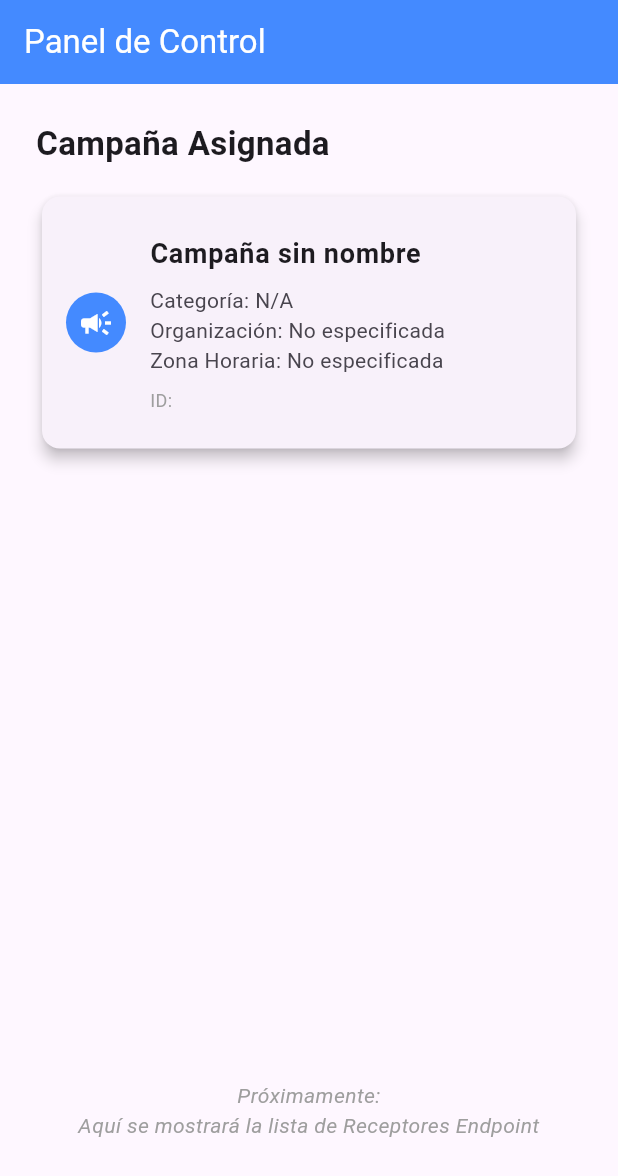
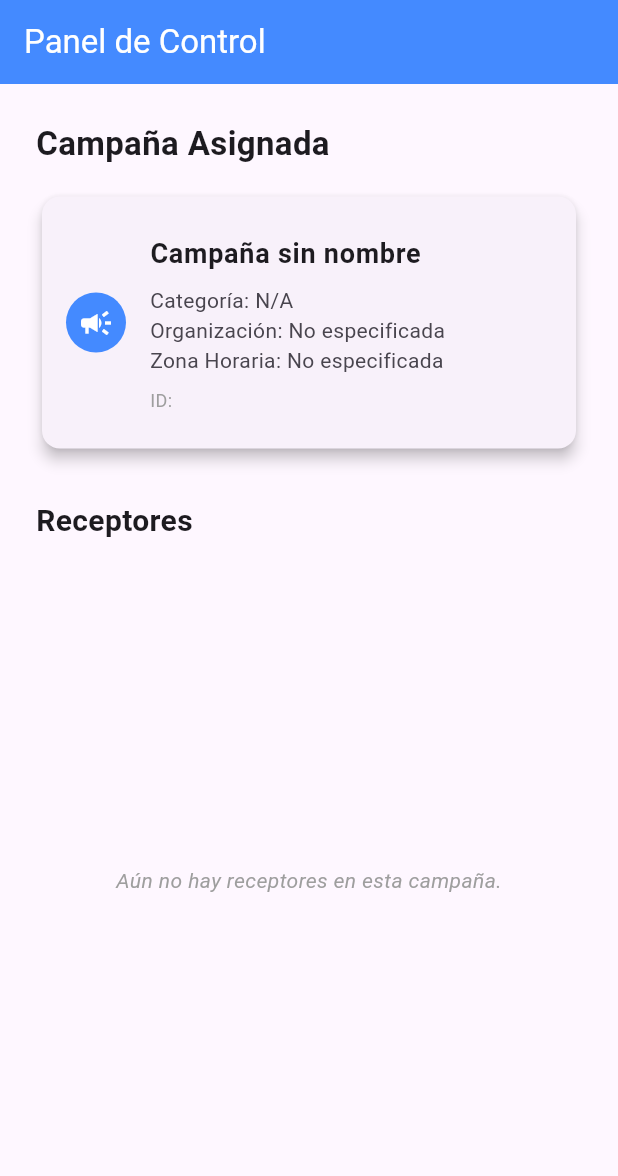
Before and after one commit to EnriquePDabird/lightweight-SAVIA, a Flutter app: the HomeScreen screen opened directly with empty values, on a phone screen of 412 x 824 dp. Shown: the top 1176 px of the screen. Run offline on Flutter 3.47's test engine with Material 3 defaults, Android fonts, the phone set to English and light mode, and no system bars; our stand-ins replace cloud_firestore, firebase_auth, firebase_core; accounts and stored records are empty.

Commit message:
Escucha de receptores

```diff
--- a/lib/screens/home/home_screen.dart
+++ b/lib/screens/home/home_screen.dart
@@ -2,7 +2,7 @@ import 'package:flutter/material.dart';
 import '../../services/firestore_service.dart';
 
 class HomeScreen extends StatelessWidget {
-  final String campaignId; // Recibiremos este dato desde el Login
+  final String campaignId;
 
   const HomeScreen({super.key, required this.campaignId});
 
@@ -17,43 +17,23 @@ class HomeScreen extends StatelessWidget {
       body: FutureBuilder<Map<String, dynamic>?>(
         future: FirestoreService().getCampaignById(campaignId),
         builder: (context, snapshot) {
-          // 1. Mientras está cargando...
           if (snapshot.connectionState == ConnectionState.waiting) {
             return const Center(child: CircularProgressIndicator());
           }
 
-          // 2. Si hubo un error o la campaña no existe...
           if (snapshot.hasError || !snapshot.hasData || snapshot.data == null) {
-            return const Center(
-              child: Text('No se pudo cargar la información de la campaña.'),
-            );
+            return const Center(child: Text('No se pudo cargar la información de la campaña.'));
           }
 
-          // 3. ¡Éxito! Tenemos los datos
           final campaignData = snapshot.data!;
-
-          // Extraemos y validamos los datos (si están vacíos, ponemos un texto por defecto)
-          final String campaignName =
-              (campaignData['name'] == null || campaignData['name'] == "")
-              ? "Campaña sin nombre"
-              : campaignData['name'];
-          final String category =
-              (campaignData['category'] == null ||
-                  campaignData['category'] == "")
-              ? "N/A"
-              : campaignData['category'];
-
-          // NUEVO: Extraemos la organización y la zona horaria
-          final String organization =
-              (campaignData['organization'] == null ||
-                  campaignData['organization'] == "")
-              ? "No especificada"
-              : campaignData['organization'];
-          final String timezone =
-              (campaignData['timezone'] == null ||
-                  campaignData['timezone'] == "")
-              ? "No especificada"
-              : campaignData['timezone'];
+          final String campaignName = (campaignData['name'] == null || campaignData['name'] == "")
+              ? "Campaña sin nombre" : campaignData['name'];
+          final String category = (campaignData['category'] == null || campaignData['category'] == "")
+              ? "N/A" : campaignData['category'];
+          final String organization = (campaignData['organization'] == null || campaignData['organization'] == "")
+              ? "No especificada" : campaignData['organization'];
+          final String timezone = (campaignData['timezone'] == null || campaignData['timezone'] == "")
+              ? "No especificada" : campaignData['timezone'];
 
           return Padding(
             padding: const EdgeInsets.all(24.0),
@@ -66,27 +46,17 @@ class HomeScreen extends StatelessWidget {
                 ),
                 const SizedBox(height: 16),
 
-                // Tarjeta con la info de la campaña
+                // Tarjeta con la info de la campaña (No cambia)
                 Card(
                   elevation: 4,
-                  shape: RoundedRectangleBorder(
-                    borderRadius: BorderRadius.circular(12),
-                  ),
+                  shape: RoundedRectangleBorder(borderRadius: BorderRadius.circular(12)),
                   child: ListTile(
                     contentPadding: const EdgeInsets.all(16),
                     leading: const CircleAvatar(
                       backgroundColor: Colors.blueAccent,
                       child: Icon(Icons.campaign, color: Colors.white),
                     ),
-                    title: Text(
-                      campaignName,
-                      style: const TextStyle(
-                        fontSize: 18,
-                        fontWeight: FontWeight.bold,
-                      ),
-                    ),
-
-                    // Actualizamos el subtítulo para mostrar una columna con más datos
+                    title: Text(campaignName, style: const TextStyle(fontSize: 18, fontWeight: FontWeight.bold)),
                     subtitle: Padding(
                       padding: const EdgeInsets.only(top: 8.0),
                       child: Column(
@@ -96,32 +66,69 @@ class HomeScreen extends StatelessWidget {
                           Text('Organización: $organization'),
                           Text('Zona Horaria: $timezone'),
                           const SizedBox(height: 8),
-                          Text(
-                            'ID: $campaignId',
-                            style: const TextStyle(
-                              fontSize: 12,
-                              color: Colors.grey,
-                            ),
-                          ),
+                          Text('ID: $campaignId', style: const TextStyle(fontSize: 12, color: Colors.grey)),
                         ],
                       ),
                     ),
                   ),
                 ),
 
-                const Spacer(), // Empuja el siguiente texto hacia abajo
-                // Mensaje del futuro contenido
-                const Center(
-                  child: Text(
-                    'Próximamente:\nAquí se mostrará la lista de Receptores Endpoint',
-                    textAlign: TextAlign.center,
-                    style: TextStyle(
-                      color: Colors.grey,
-                      fontStyle: FontStyle.italic,
-                    ),
+                const SizedBox(height: 30), // Espacio entre tarjeta y lista
+
+                const Text(
+                  'Receptores',
+                  style: TextStyle(fontSize: 20, fontWeight: FontWeight.bold),
+                ),
+                const SizedBox(height: 12),
+
+                // NUEVO: La lista de receptores que ocupa el espacio restante
+                Expanded(
+                  child: StreamBuilder<List<Map<String, dynamic>>>(
+                    stream: FirestoreService().getReceiversStream(campaignId),
+                    builder: (context, receiversSnapshot) {
+                      // Mientras conecta con la base de datos de receptores
+                      if (receiversSnapshot.connectionState == ConnectionState.waiting) {
+                        return const Center(child: CircularProgressIndicator());
+                      }
+
+                      // Si no hay datos o la lista está vacía
+                      if (!receiversSnapshot.hasData || receiversSnapshot.data!.isEmpty) {
+                        return const Center(
+                          child: Text('Aún no hay receptores en esta campaña.',
+                            style: TextStyle(color: Colors.grey, fontStyle: FontStyle.italic),
+                          ),
+                        );
+                      }
+
+                      // Extraemos la lista de receptores
+                      final receivers = receiversSnapshot.data!;
+
+                      // Construimos la lista en pantalla
+                      return ListView.builder(
+                        itemCount: receivers.length,
+                        itemBuilder: (context, index) {
+                          final receiver = receivers[index];
+                          // Leemos el teléfono, o mostramos un texto por defecto si no existe
+                          final String phone = receiver['phone'] ?? 'Sin número';
+
+                          return Card(
+                            margin: const EdgeInsets.only(bottom: 8.0),
+                            child: ListTile(
+                              leading: const Icon(Icons.person, color: Colors.blueGrey),
+                              title: Text('Teléfono: $phone', style: const TextStyle(fontWeight: FontWeight.w500)),
+                              // A futuro, aquí puedes poner más subtítulos como 'Nombre: ${receiver['name']}'
+                              trailing: const Icon(Icons.chevron_right, color: Colors.grey),
+                              onTap: () {
+                                // A futuro: Navegar al detalle de este receptor
+                                print('Clic en el receptor con teléfono: $phone');
+                              },
+                            ),
+                          );
+                        },
+                      );
+                    },
                   ),
                 ),
-                const SizedBox(height: 40),
               ],
             ),
           );
--- a/lib/services/firestore_service.dart
+++ b/lib/services/firestore_service.dart
@@ -48,4 +48,17 @@ class FirestoreService {
       return null;
     }
   }
+  // Método para escuchar los receptores de una campaña en tiempo real
+  Stream<List<Map<String, dynamic>>> getReceiversStream(String campaignId) {
+    return _db
+        .collection('tests')
+        .doc('app_tests')
+        .collection('campaignReceivers')
+        .where('campaignId', isEqualTo: campaignId) // Trae solo los de esta campaña
+        .snapshots() // 'snapshots()' crea la conexión en tiempo real
+        .map((snapshot) {
+          // Convertimos cada documento encontrado en un Mapa (diccionario)
+          return snapshot.docs.map((doc) => doc.data() as Map<String, dynamic>).toList();
+        });
+  }
 }
```
